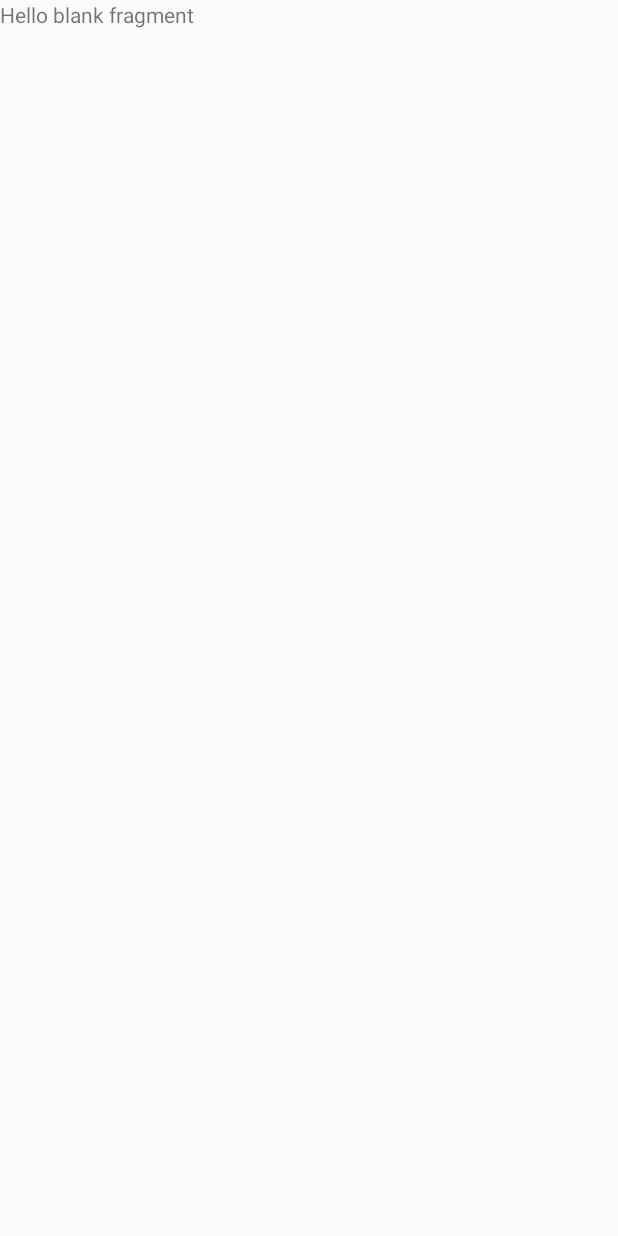
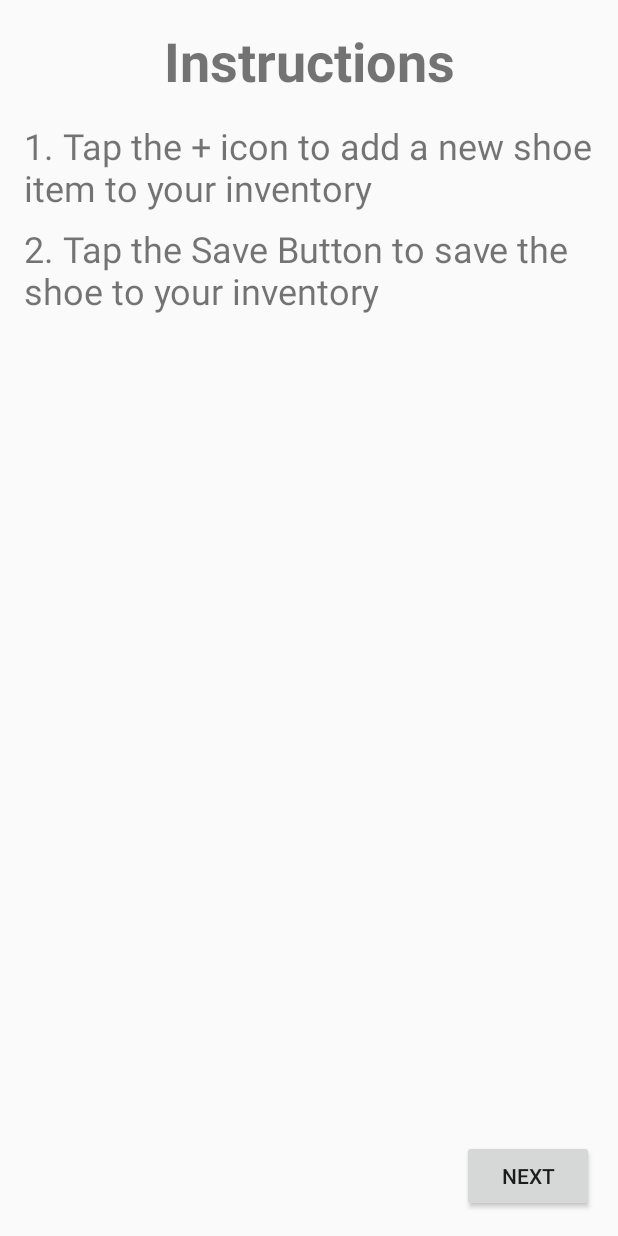
Before and after one commit to ajaysinghthakur/ShoeStore, an Android app: the InstructionFragment screen opened through its navigation route, on a phone screen of 412 x 824 dp. Before the commit the screen is almost empty. Run offline under Robolectric (Android 15) with nearby library versions, the phone set to English and light mode, and no system bars; our stand-ins replace Timber, data binding, navigation-ui.

Commit message:
Welcome and Introduction Screens

```diff
--- a/app/src/main/java/com/udacity/shoestore/ui/onboarding/InstructionFragment.kt
+++ b/app/src/main/java/com/udacity/shoestore/ui/onboarding/InstructionFragment.kt
@@ -5,18 +5,12 @@ import androidx.fragment.app.Fragment
 import android.view.LayoutInflater
 import android.view.View
 import android.view.ViewGroup
+import androidx.databinding.DataBindingUtil
+import androidx.navigation.fragment.NavHostFragment
 import com.udacity.shoestore.R
+import com.udacity.shoestore.databinding.FragmentInstructionBinding
 
-// TODO: Rename parameter arguments, choose names that match
-// the fragment initialization parameters, e.g. ARG_ITEM_NUMBER
-private const val ARG_PARAM1 = "param1"
-private const val ARG_PARAM2 = "param2"
 
-/**
- * A simple [Fragment] subclass.
- * Use the [InstructionFragment.newInstance] factory method to
- * create an instance of this fragment.
- */
 class InstructionFragment : Fragment() {
 
 
@@ -30,7 +24,14 @@ class InstructionFragment : Fragment() {
         savedInstanceState: Bundle?
     ): View? {
         // Inflate the layout for this fragment
-        return inflater.inflate(R.layout.fragment_instruction, container, false)
+        val binding = DataBindingUtil.inflate<FragmentInstructionBinding>(inflater, R.layout.fragment_instruction, container, false)
+
+        binding.instructionsNextButton.setOnClickListener {
+            val action = WelcomeFragmentDirections.actionWelcomeToInstruction()
+            NavHostFragment.findNavController(this).navigate(action)
+        }
+
+        return binding.root
     }
 
 }
--- a/app/src/main/res/layout/fragment_instruction.xml
+++ b/app/src/main/res/layout/fragment_instruction.xml
@@ -1,14 +1,70 @@
 <?xml version="1.0" encoding="utf-8"?>
-<FrameLayout xmlns:android="http://schemas.android.com/apk/res/android"
+<layout xmlns:android="http://schemas.android.com/apk/res/android"
     xmlns:tools="http://schemas.android.com/tools"
-    android:layout_width="match_parent"
-    android:layout_height="match_parent"
+    xmlns:app="http://schemas.android.com/apk/res-auto"
     tools:context=".ui.onboarding.InstructionFragment">
 
-    <!-- TODO: Update blank fragment layout -->
-    <TextView
+    <androidx.constraintlayout.widget.ConstraintLayout
+        android:id="@+id/instructions_constraint_layout"
         android:layout_width="match_parent"
-        android:layout_height="match_parent"
-        android:text="@string/hello_blank_fragment" />
+        android:layout_height="match_parent">
 
-</FrameLayout>
+        <TextView
+            android:id="@+id/textView"
+            android:layout_width="0dp"
+            android:layout_height="wrap_content"
+            android:layout_marginStart="16dp"
+            android:layout_marginTop="16dp"
+            android:layout_marginEnd="16dp"
+            android:layout_marginBottom="16dp"
+            android:text="@string/instructions_header"
+            android:textAlignment="center"
+            android:textSize="36sp"
+            android:textStyle="bold"
+            app:layout_constraintBottom_toBottomOf="parent"
+            app:layout_constraintEnd_toEndOf="parent"
+            app:layout_constraintHorizontal_bias="0.9"
+            app:layout_constraintStart_toStartOf="parent"
+            app:layout_constraintTop_toTopOf="parent"
+            app:layout_constraintVertical_bias="0.0" />
+
+        <TextView
+            android:id="@+id/step_one"
+            android:layout_width="0dp"
+            android:layout_height="wrap_content"
+            android:layout_marginStart="16dp"
+            android:layout_marginTop="16dp"
+            android:layout_marginEnd="16dp"
+            android:text="@string/instructions_step_one"
+            android:textSize="24sp"
+            app:layout_constraintEnd_toEndOf="parent"
+            app:layout_constraintStart_toStartOf="parent"
+            app:layout_constraintTop_toBottomOf="@+id/textView" />
+
+        <TextView
+            android:id="@+id/step_two"
+            android:layout_width="0dp"
+            android:layout_height="wrap_content"
+            android:layout_marginStart="16dp"
+            android:layout_marginTop="8dp"
+            android:layout_marginEnd="16dp"
+            android:text="@string/instructions_step_two"
+            android:textSize="24sp"
+            app:layout_constraintEnd_toEndOf="parent"
+            app:layout_constraintHorizontal_bias="1.0"
+            app:layout_constraintStart_toStartOf="parent"
+            app:layout_constraintTop_toBottomOf="@+id/step_one" />
+
+        <Button
+            android:id="@+id/instructions_next_button"
+            android:layout_width="wrap_content"
+            android:layout_height="wrap_content"
+            android:layout_marginEnd="16dp"
+            android:layout_marginBottom="16dp"
+            android:text="@string/next_button"
+            app:layout_constraintBottom_toBottomOf="parent"
+            app:layout_constraintEnd_toEndOf="parent" />
+
+    </androidx.constraintlayout.widget.ConstraintLayout>
+
+</layout>
--- a/app/src/main/res/navigation/navigation.xml
+++ b/app/src/main/res/navigation/navigation.xml
@@ -20,7 +20,7 @@
         android:label="fragment_welcome"
         tools:layout="@layout/fragment_welcome" >
         <action
-            android:id="@+id/action_welcomeFragment_to_instructionFragment"
+            android:id="@+id/action_welcome_to_instruction"
             app:destination="@id/instructionFragment" />
     </fragment>
     <fragment
--- a/app/src/main/res/values/strings.xml
+++ b/app/src/main/res/values/strings.xml
@@ -9,8 +9,8 @@
 
     <!-- Strings related to onboarding -->
     <string name="next_button">Next</string>
-    <string name="welcome_header">Welcome to the Shoe Inventory App!</string>
-    <string name="welcome_body">Here you can store and retrieve shoe information at your leisure.</string>
+    <string name="welcome_header">Welcome to the Shoe Store App!</string>
+    <string name="welcome_body">Here you can store and retrieve shoe information at your convenience.</string>
     <string name="instructions_header">Instructions</string>
     <string name="previous_button">Previous</string>
 
```
Also changed, not shown: app/src/main/java/com/udacity/shoestore/ui/login/LoginFragment.kt (+0 -9 lines), app/src/main/java/com/udacity/shoestore/ui/onboarding/WelcomeFragment.kt (+10 -13 lines), app/src/main/res/layout/fragment_welcome.xml (+55 -7 lines).
